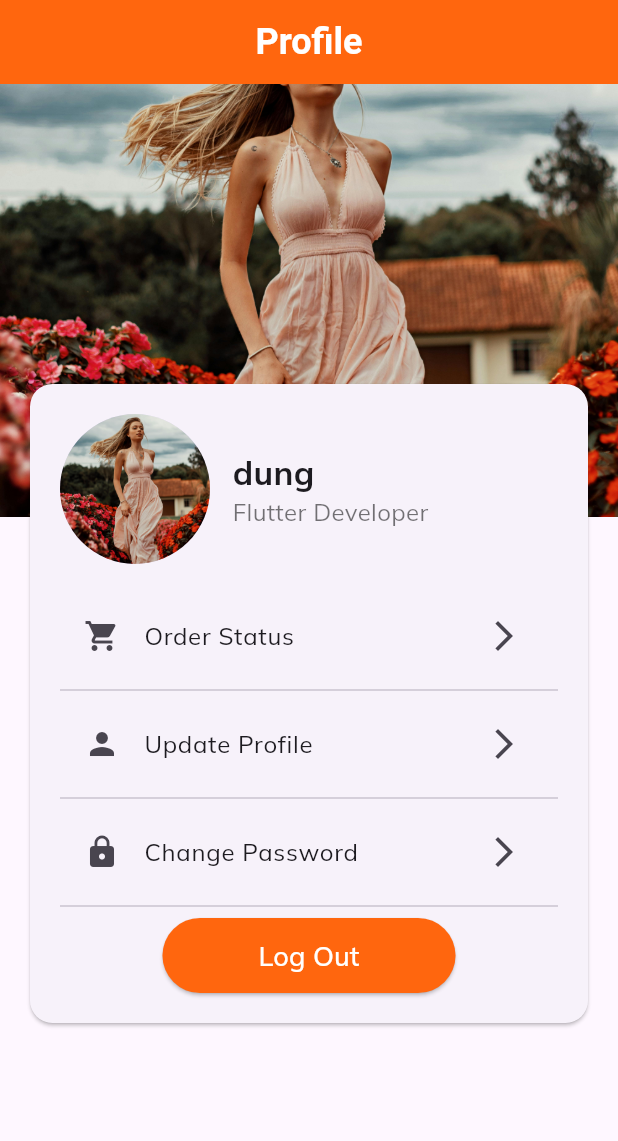
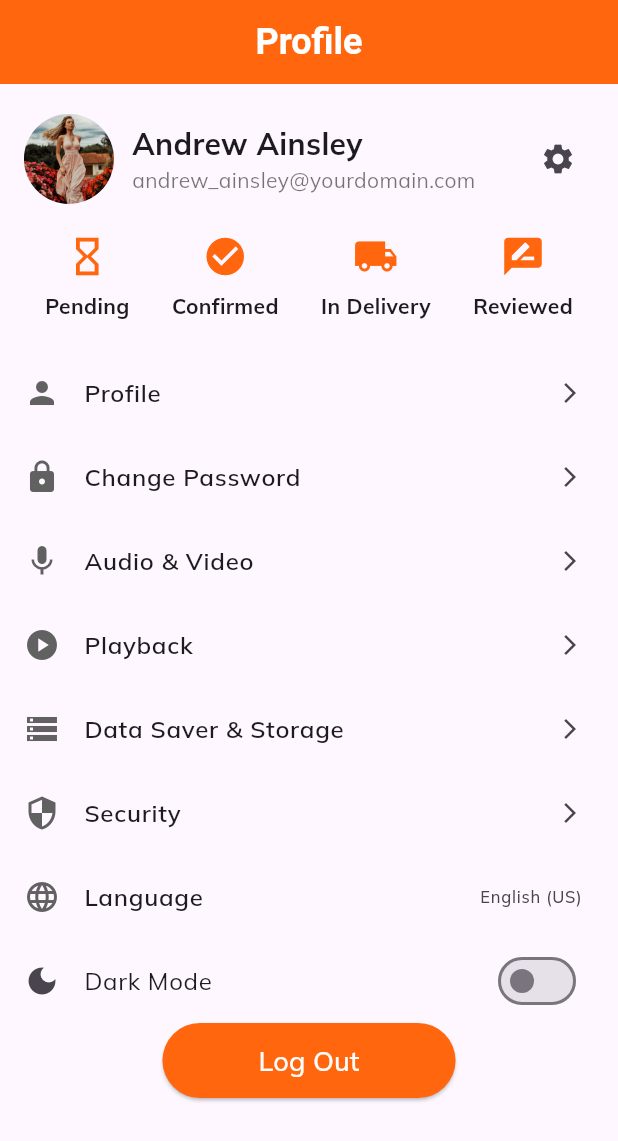
Before and after one commit to dangtiendung1409/furni_app, a Flutter app: the Profile screen opened directly, on a phone screen of 412 x 824 dp. Shown: the top 1141 px of the screen. Run offline on Flutter 3.47's test engine with Material 3 defaults, Android fonts, the phone set to English and light mode, and no system bars; our stand-ins replace dots_indicator, google_fonts, image_picker, shared_preferences; accounts and stored records are empty.

Commit message:
update search product , update profile

```diff
--- a/lib/screens/Profile/profile.dart
+++ b/lib/screens/Profile/profile.dart
@@ -2,16 +2,14 @@ import 'package:flutter/material.dart';
 import '../OrderStatusPage/order_status_page.dart';
 import '../ChangePassword/change_password_screen.dart';
 import '../Profile/profile_user_screen.dart';
-import '../auth/login_screen.dart';
 import '../../constants.dart';
-import '../../service/AuthService.dart'; // Nhập AuthService
+import '../../service/AuthService.dart';
 
 class Profile extends StatelessWidget {
   const Profile({super.key});
 
   @override
   Widget build(BuildContext context) {
-    Size size = MediaQuery.of(context).size;
     return Scaffold(
       appBar: AppBar(
         title: const Text('Profile'),
@@ -24,102 +22,142 @@ class Profile extends StatelessWidget {
         ),
       ),
       body: SingleChildScrollView(
-        child: Stack(
+        child: Column(
           children: [
-            Image.asset(
-              "images/profile3.png",
-              fit: BoxFit.cover,
-              height: size.height * 0.35,
-              width: size.width,
-            ),
+            // Các phần nội dung trước đây
             Padding(
-              padding: const EdgeInsets.only(top: 200),
-              child: Card(
-                shape: RoundedRectangleBorder(
-                  borderRadius: BorderRadius.circular(15),
-                ),
-                margin: const EdgeInsets.symmetric(horizontal: 20),
-                child: Padding(
-                  padding: const EdgeInsets.all(20),
-                  child: Column(
-                    crossAxisAlignment: CrossAxisAlignment.start,
-                    children: [
-                      // Profile Information Section
-                      Row(
+              padding: const EdgeInsets.symmetric(vertical: 20, horizontal: 16),
+              child: Row(
                 children: [
                   const CircleAvatar(
-                            radius: 50,
+                    radius: 30,
                     backgroundImage: AssetImage("images/profile3.png"),
                   ),
-                          const SizedBox(width: 15),
+                  const SizedBox(width: 12),
                   Column(
                     crossAxisAlignment: CrossAxisAlignment.start,
                     children: const [
                       Text(
-                                "dung",
+                        "Andrew Ainsley",
                         style: TextStyle(
-                                  fontWeight: FontWeight.bold,
-                                  fontSize: 22,
-                                ),
+                            fontWeight: FontWeight.bold, fontSize: 20),
                       ),
                       Text(
-                                "Flutter Developer",
-                                style: TextStyle(
-                                  color: Colors.black54,
-                                  fontSize: 16,
-                                ),
+                        "andrew_ainsley@yourdomain.com",
+                        style: TextStyle(color: Colors.black54, fontSize: 14),
                       ),
                     ],
                   ),
                   const Spacer(),
+                  IconButton(
+                    icon: const Icon(Icons.settings),
+                    onPressed: () {},
+                  ),
                 ],
               ),
+            ),
+            // Thay phần quảng cáo bằng các icon trạng thái đơn hàng
+             Padding(
+              padding: const EdgeInsets.symmetric(horizontal: 16),
+              child: Row(
+                mainAxisAlignment: MainAxisAlignment.spaceAround,
+                children: [
+                  _buildStatusIcon(Icons.hourglass_empty, "Pending", context, 0),
+                  _buildStatusIcon(Icons.check_circle, "Confirmed", context, 1),
+                  _buildStatusIcon(Icons.local_shipping, "In Delivery", context, 2),
+                  _buildStatusIcon(Icons.rate_review, "Reviewed", context, 3),
+                ],
+              ),
+            ),
+
             const SizedBox(height: 20),
 
-                      // View Order Status Button
-                      ListTile(
-                        leading: const Icon(Icons.shopping_cart),
-                        title: const Text('Order Status'),
-                        trailing: const Icon(Icons.arrow_forward_ios),
+            // Các phần danh sách chức năng
+            _buildProfileOption(
+              context,
+              icon: Icons.person,
+              title: 'Profile',
               onTap: () {
                 Navigator.push(
                   context,
-                            MaterialPageRoute(builder: (context) => const OrderStatusPage()),
+                  MaterialPageRoute(
+                      builder: (context) => const ProfileUserScreen()),
                 );
               },
             ),
-                      const Divider(),
-
-                      // Update Profile Button
-                      ListTile(
-                        leading: const Icon(Icons.person),
-                        title: const Text('Update Profile'),
-                        trailing: const Icon(Icons.arrow_forward_ios),
+            _buildProfileOption(
+              context,
+              icon: Icons.lock, // Biểu tượng thay đổi mật khẩu
+              title: 'Change Password',
               onTap: () {
                 Navigator.push(
                   context,
-                            MaterialPageRoute(builder: (context) => const ProfileUserScreen()),
+                  MaterialPageRoute(
+                      builder: (context) => const ChangePasswordScreen()),
                 );
               },
             ),
-                      const Divider(),
 
-                      // Change Password Button
-                      ListTile(
-                        leading: const Icon(Icons.lock),
-                        title: const Text('Change Password'),
-                        trailing: const Icon(Icons.arrow_forward_ios),
+            _buildProfileOption(
+              context,
+              icon: Icons.mic,
+              title: 'Audio & Video',
               onTap: () {
-                          Navigator.push(
-                            context,
-                            MaterialPageRoute(builder: (context) => const ChangePasswordScreen()),
-                          );
+                // Chức năng âm thanh và video
               },
             ),
-                      const Divider(),
+            _buildProfileOption(
+              context,
+              icon: Icons.play_circle,
+              title: 'Playback',
+              onTap: () {
+                // Chức năng phát lại
+              },
+            ),
+            _buildProfileOption(
+              context,
+              icon: Icons.storage,
+              title: 'Data Saver & Storage',
+              onTap: () {
+                // Chức năng tiết kiệm dữ liệu và lưu trữ
+              },
+            ),
+            _buildProfileOption(
+              context,
+              icon: Icons.security,
+              title: 'Security',
+              onTap: () {
+                // Chức năng bảo mật
+              },
+            ),
+            _buildProfileOption(
+              context,
+              icon: Icons.language,
+              title: 'Language',
+              trailing: const Text("English (US)"),
+              onTap: () {
+                // Chức năng chọn ngôn ngữ
+              },
+            ),
+            ListTile(
+              leading: const Icon(Icons.dark_mode),
+              title: const Text(
+                'Dark Mode',
+                style: TextStyle(fontSize: 16),
+              ),
+              trailing: Switch(
+                value: false,
+                onChanged: (value) {
+                  // Chức năng bật tắt chế độ tối
+                },
+              ),
+            ),
 
-                      // Log Out Button
-                      Center(
+            // Đặt nút Log Out cuối cùng mà không dùng Spacer
+            Align(
+              alignment: Alignment.bottomCenter,
+              child: Padding(
+                padding: const EdgeInsets.only(bottom: 50),
                 child: ElevatedButton(
                   style: ElevatedButton.styleFrom(
                     backgroundColor: kprimaryColor,
@@ -130,7 +168,8 @@ class Profile extends StatelessWidget {
                       context: context,
                       builder: (context) => AlertDialog(
                         title: const Text('Log Out'),
-                                content: const Text('Are you sure you want to log out?'),
+                        content:
+                            const Text('Are you sure you want to log out?'),
                         actions: [
                           TextButton(
                             onPressed: () {
@@ -140,7 +179,6 @@ class Profile extends StatelessWidget {
                           ),
                           TextButton(
                             onPressed: () async {
-                                      // Gọi phương thức logout từ AuthService
                               await AuthService().logout(context);
                             },
                             child: const Text('Log Out'),
@@ -153,15 +191,8 @@ class Profile extends StatelessWidget {
                     padding: EdgeInsets.symmetric(vertical: 12, horizontal: 40),
                     child: Text(
                       'Log Out',
-                              style: TextStyle(
-                                color: Colors.white, // Màu chữ trắng
-                                fontSize: 18,
+                      style: TextStyle(color: Colors.white, fontSize: 18),
                     ),
-                            ),
-                          ),
-                        ),
-                      ),
-                    ],
                   ),
                 ),
               ),
@@ -171,4 +202,49 @@ class Profile extends StatelessWidget {
       ),
     );
   }
+
+  // Hàm tạo ListTile cho các mục
+  Widget _buildProfileOption(BuildContext context,
+      {required IconData icon,
+      required String title,
+      VoidCallback? onTap,
+      Widget? trailing}) {
+    return ListTile(
+      leading: Icon(icon, color: Colors.grey[700]),
+      title: Text(
+        title,
+        style: const TextStyle(
+          fontWeight: FontWeight.w600,
+          fontSize: 16,
+        ),
+      ),
+      trailing: trailing ?? const Icon(Icons.arrow_forward_ios, size: 16),
+      onTap: onTap,
+    );
   }
+}
+
+// Hàm hỗ trợ tạo icon với trạng thái
+Widget _buildStatusIcon(IconData icon, String title, BuildContext context, int tabIndex) {
+    return GestureDetector(
+      onTap: () {
+        // Điều hướng đến OrderStatusPage và chuyển đến tab tương ứng
+        Navigator.push(
+          context,
+          MaterialPageRoute(
+            builder: (context) => OrderStatusPage(tabIndex: tabIndex),
+          ),
+        );
+      },
+      child: Column(
+        children: [
+          Icon(icon, size: 30, color: kprimaryColor), // Icon với kích thước và màu sắc
+          const SizedBox(height: 8),
+          Text(
+            title,
+            style: const TextStyle(fontWeight: FontWeight.bold),
+          ),
+        ],
+      ),
+    );
+  }
--- a/lib/service/AuthService.dart
+++ b/lib/service/AuthService.dart
@@ -69,11 +69,13 @@ class AuthService {
   final prefs = await SharedPreferences.getInstance();
   await prefs.remove('token');
 
-    Navigator.pushReplacement(
-      context,
+  // Xóa tất cả các route trước đó và chuyển đến LoginScreen
+  Navigator.of(context).pushAndRemoveUntil(
     MaterialPageRoute(builder: (context) => LoginScreen()),
+    (Route<dynamic> route) => false, // Loại bỏ tất cả các route cũ
   );
 }
+
 
   Future<void> changePassword(String oldPassword, String newPassword, String confirmNewPassword) async {
     final prefs = await SharedPreferences.getInstance();
```
Also changed, not shown: lib/screens/Detail/Widget/detail_app_bar.dart (+10 -4 lines), lib/screens/Home/SearchResultScreen.dart (added, +79 -0 lines), lib/screens/Home/Widget/search_bar.dart (+30 -5 lines), lib/screens/OrderStatusPage/order_status_page.dart (+5 -4 lines), lib/service/ProductService.dart (+16 -0 lines). Lines whose indentation alone changed are shown as unchanged.
